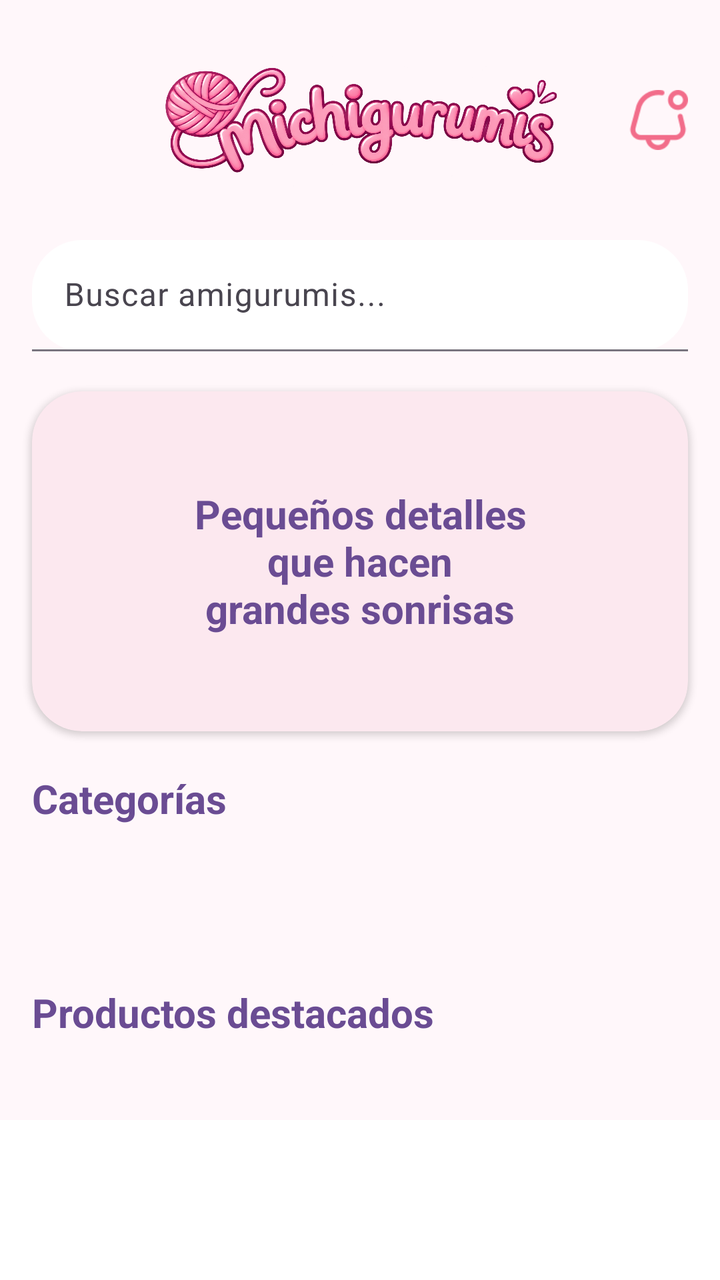
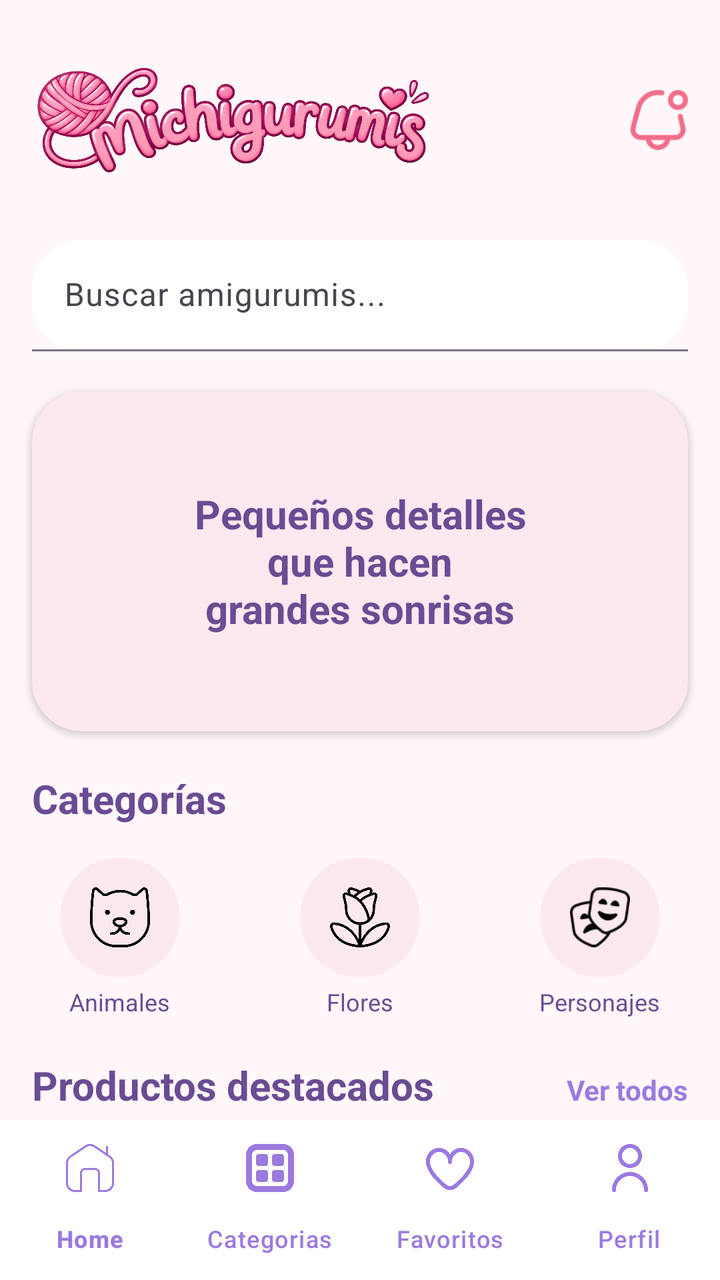

An Android layout rendered at two revisions. The XML below is the earlier revision; the diff shows what the commit changed to produce the second picture.
<!-- AndroidManifest.xml: application theme Theme.MisoftApp -->
<!-- res/layout/activity_home_buyer.xml -->
<?xml version="1.0" encoding="utf-8"?>
<androidx.constraintlayout.widget.ConstraintLayout xmlns:android="http://schemas.android.com/apk/res/android"
    android:layout_width="match_parent"
    android:layout_height="match_parent"
    android:background="#FFF7FA"
    xmlns:app="http://schemas.android.com/apk/res-auto">

        
        <ImageView
            android:id="@+id/imLogo"
            android:layout_width="200dp"
            android:layout_height="80dp"
            android:src="@drawable/logo_horizon"
            android:contentDescription="Logo Horizontal"
            app:layout_constraintTop_toTopOf="parent"
            app:layout_constraintStart_toStartOf="parent"
            app:layout_constraintEnd_toEndOf="parent"
            android:layout_marginTop="20dp"/>

        
    <ImageView
        android:id="@+id/imgNotification"
        android:layout_width="30dp"
        android:layout_height="30dp"
        android:layout_marginEnd="16dp"
        android:src="@drawable/notificacion_rosa"
        android:contentDescription="Notificaciones"
        android:scaleType="fitCenter"
        app:layout_constraintTop_toTopOf="@id/imLogo"
        app:layout_constraintBottom_toBottomOf="@id/imLogo"
        app:layout_constraintEnd_toEndOf="parent"/>

        
        <com.google.android.material.textfield.TextInputLayout
            android:id="@+id/tilBuscar"
            android:layout_width="0dp"
            android:layout_height="wrap_content"
            android:layout_marginStart="16dp"
            android:layout_marginTop="20dp"
            android:layout_marginEnd="16dp"
            app:boxBackgroundColor="#FFFFFF"
            app:boxBackgroundMode="filled"
            app:boxCornerRadiusBottomEnd="25dp"
            app:boxCornerRadiusBottomStart="25dp"
            app:boxCornerRadiusTopEnd="25dp"
            app:boxCornerRadiusTopStart="25dp"
            app:endIconDrawable="@android:drawable/ic_menu_search"
            app:layout_constraintTop_toBottomOf="@id/imLogo"
            app:layout_constraintStart_toStartOf="parent"
            app:layout_constraintEnd_toEndOf="parent">

            <com.google.android.material.textfield.TextInputEditText
                android:id="@+id/etBuscar"
                android:layout_width="match_parent"
                android:layout_height="wrap_content"
                android:hint="Buscar amigurumis..." />

        </com.google.android.material.textfield.TextInputLayout>

        
        <androidx.cardview.widget.CardView
            android:id="@+id/cardBanner"
            android:layout_width="0dp"
            android:layout_height="170dp"
            android:layout_marginStart="16dp"
            android:layout_marginTop="20dp"
            android:layout_marginEnd="16dp"
            app:cardCornerRadius="25dp"
            app:cardBackgroundColor="#FCE8EF"
            app:layout_constraintTop_toBottomOf="@id/tilBuscar"
            app:layout_constraintStart_toStartOf="parent"
            app:layout_constraintEnd_toEndOf="parent">

            <LinearLayout
                android:layout_width="match_parent"
                android:layout_height="match_parent"
                android:gravity="center"
                android:orientation="vertical">

                <TextView
                    android:layout_width="wrap_content"
                    android:layout_height="wrap_content"
                    android:text="Pequeños detalles\nque hacen\ngrandes sonrisas"
                    android:textAlignment="center"
                    android:textColor="#6A4C93"
                    android:textSize="20sp"
                    android:textStyle="bold"/>

            </LinearLayout>

        </androidx.cardview.widget.CardView>

        
        <TextView
            android:id="@+id/txtCategorias"
            android:layout_width="wrap_content"
            android:layout_height="wrap_content"
            android:text="Categorías"
            android:textColor="#6A4C93"
            android:textSize="20sp"
            android:textStyle="bold"
            app:layout_constraintTop_toBottomOf="@id/cardBanner"
            app:layout_constraintStart_toStartOf="parent"
            android:layout_marginStart="16dp"
            android:layout_marginTop="20dp"/>

        
        <TextView
            android:id="@+id/txtDestacados"
            android:layout_width="wrap_content"
            android:layout_height="wrap_content"
            android:text="Productos destacados"
            android:textColor="#6A4C93"
            android:textSize="20sp"
            android:textStyle="bold"
            app:layout_constraintTop_toBottomOf="@id/txtCategorias"
            app:layout_constraintStart_toStartOf="parent"
            android:layout_marginStart="16dp"
            android:layout_marginTop="80dp"/>

        
        <com.google.android.material.bottomnavigation.BottomNavigationView
            android:id="@+id/bottomNavigation"
            android:layout_width="0dp"
            android:layout_height="wrap_content"
            android:background="#FFFFFF"
            app:itemIconTint="#9B7AE0"
            app:itemTextColor="#9B7AE0"
            app:layout_constraintBottom_toBottomOf="parent"
            app:layout_constraintStart_toStartOf="parent"
            app:layout_constraintEnd_toEndOf="parent"/>

</androidx.constraintlayout.widget.ConstraintLayout>
<!-- resources referenced by this layout -->
<resources>
  <!-- drawable logo_horizon: png bitmap (drawable, 983033 bytes) -->
  <!-- drawable notificacion_rosa: png bitmap (drawable, 2555 bytes) -->
  <style name="Theme.MisoftApp" parent="Base.Theme.MisoftApp" />
  <style name="Base.Theme.MisoftApp" parent="Theme.Material3.DayNight.NoActionBar">
          
          
      </style>
</resources>

<!-- the commit's change to res/layout/activity_home_buyer.xml (unified diff, before → after) -->
@@ -1,133 +1,455 @@
 <?xml version="1.0" encoding="utf-8"?>
 <androidx.constraintlayout.widget.ConstraintLayout xmlns:android="http://schemas.android.com/apk/res/android"
+    xmlns:tools="http://schemas.android.com/tools"
     android:layout_width="match_parent"
     android:layout_height="match_parent"
     android:background="#FFF7FA"
     xmlns:app="http://schemas.android.com/apk/res-auto">
 
-        
-        <ImageView
-            android:id="@+id/imLogo"
-            android:layout_width="200dp"
-            android:layout_height="80dp"
-            android:src="@drawable/logo_horizon"
-            android:contentDescription="Logo Horizontal"
-            app:layout_constraintTop_toTopOf="parent"
-            app:layout_constraintStart_toStartOf="parent"
-            app:layout_constraintEnd_toEndOf="parent"
-            android:layout_marginTop="20dp"/>
-
-        
-    <ImageView
-        android:id="@+id/imgNotification"
-        android:layout_width="30dp"
-        android:layout_height="30dp"
-        android:layout_marginEnd="16dp"
-        android:src="@drawable/notificacion_rosa"
-        android:contentDescription="Notificaciones"
-        android:scaleType="fitCenter"
-        app:layout_constraintTop_toTopOf="@id/imLogo"
-        app:layout_constraintBottom_toBottomOf="@id/imLogo"
-        app:layout_constraintEnd_toEndOf="parent"/>
-
-        
-        <com.google.android.material.textfield.TextInputLayout
-            android:id="@+id/tilBuscar"
-            android:layout_width="0dp"
+    <androidx.core.widget.NestedScrollView
+        android:id="@+id/scrollHome"
+        android:layout_width="match_parent"
+        android:layout_height="0dp"
+        android:fillViewport="true"
+        app:layout_constraintTop_toTopOf="parent"
+        app:layout_constraintBottom_toBottomOf="parent">
+
+        <LinearLayout
+            android:layout_width="match_parent"
             android:layout_height="wrap_content"
-            android:layout_marginStart="16dp"
-            android:layout_marginTop="20dp"
-            android:layout_marginEnd="16dp"
-            app:boxBackgroundColor="#FFFFFF"
-            app:boxBackgroundMode="filled"
-            app:boxCornerRadiusBottomEnd="25dp"
-            app:boxCornerRadiusBottomStart="25dp"
-            app:boxCornerRadiusTopEnd="25dp"
-            app:boxCornerRadiusTopStart="25dp"
-            app:endIconDrawable="@android:drawable/ic_menu_search"
-            app:layout_constraintTop_toBottomOf="@id/imLogo"
-            app:layout_constraintStart_toStartOf="parent"
-            app:layout_constraintEnd_toEndOf="parent">
-
-            <com.google.android.material.textfield.TextInputEditText
-                android:id="@+id/etBuscar"
-                android:layout_width="match_parent"
-                android:layout_height="wrap_content"
-                android:hint="Buscar amigurumis..." />
-
-        </com.google.android.material.textfield.TextInputLayout>
-
-        
-        <androidx.cardview.widget.CardView
-            android:id="@+id/cardBanner"
-            android:layout_width="0dp"
-            android:layout_height="170dp"
-            android:layout_marginStart="16dp"
-            android:layout_marginTop="20dp"
-            android:layout_marginEnd="16dp"
-            app:cardCornerRadius="25dp"
-            app:cardBackgroundColor="#FCE8EF"
-            app:layout_constraintTop_toBottomOf="@id/tilBuscar"
-            app:layout_constraintStart_toStartOf="parent"
-            app:layout_constraintEnd_toEndOf="parent">
+            android:orientation="vertical">
+
 
             <LinearLayout
                 android:layout_width="match_parent"
-                android:layout_height="match_parent"
+                android:layout_height="wrap_content"
+                android:layout_marginTop="20dp"
+                android:paddingStart="16dp"
+                android:paddingEnd="16dp"
+                android:orientation="horizontal">
+
+                <ImageView
+                    android:id="@+id/imLogo"
+                    android:layout_width="200dp"
+                    android:layout_height="80dp"
+                    android:src="@drawable/logo_horizon"
+                    android:contentDescription="Logo Horizontal" />
+
+                <Space
+                    android:layout_width="0dp"
+                    android:layout_height="1dp"
+                    android:layout_weight="1" />
+
+                <ImageView
+                    android:id="@+id/imgNotification"
+                    android:layout_width="30dp"
+                    android:layout_height="30dp"
+                    android:layout_gravity="center_vertical"
+                    android:src="@drawable/notificacion_rosa"
+                    android:contentDescription="Notificaciones"
+                    android:scaleType="fitCenter" />
+
+            </LinearLayout>
+
+            
+
+            <com.google.android.material.textfield.TextInputLayout
+                android:id="@+id/tilBuscar"
+                android:layout_width="match_parent"
+                android:layout_height="wrap_content"
+                android:layout_marginStart="16dp"
+                android:layout_marginTop="20dp"
+                android:layout_marginEnd="16dp"
+                app:boxBackgroundColor="#FFFFFF"
+                app:boxBackgroundMode="filled"
+                app:boxCornerRadiusBottomEnd="25dp"
+                app:boxCornerRadiusBottomStart="25dp"
+                app:boxCornerRadiusTopEnd="25dp"
+                app:boxCornerRadiusTopStart="25dp"
+                app:endIconDrawable="@android:drawable/ic_menu_search">
+
+                <com.google.android.material.textfield.TextInputEditText
+                    android:id="@+id/etBuscar"
+                    android:layout_width="match_parent"
+                    android:layout_height="wrap_content"
+                    android:hint="Buscar amigurumis..." />
+
+            </com.google.android.material.textfield.TextInputLayout>
+
+            
+            <androidx.cardview.widget.CardView
+                android:id="@+id/cardBanner"
+                android:layout_width="match_parent"
+                android:layout_height="170dp"
+                android:layout_marginStart="16dp"
+                android:layout_marginTop="20dp"
+                android:layout_marginEnd="16dp"
+                app:cardCornerRadius="25dp"
+                app:cardBackgroundColor="#FCE8EF">
+
+                <LinearLayout
+                    android:layout_width="match_parent"
+                    android:layout_height="match_parent"
+                    android:gravity="center"
+                    android:orientation="vertical">
+
+                    <TextView
+                        android:layout_width="wrap_content"
+                        android:layout_height="wrap_content"
+                        android:text="Pequeños detalles\nque hacen\ngrandes sonrisas"
+                        android:textAlignment="center"
+                        android:textColor="#6A4C93"
+                        android:textSize="20sp"
+                        android:textStyle="bold"/>
+
+                </LinearLayout>
+
+            </androidx.cardview.widget.CardView>
+
+            
+            <TextView
+                android:id="@+id/txtCategorias"
+                android:layout_width="wrap_content"
+                android:layout_height="wrap_content"
+                android:layout_marginStart="16dp"
+                android:layout_marginTop="20dp"
+                android:text="Categorías"
+                android:textColor="#6A4C93"
+                android:textSize="20sp"
+                android:textStyle="bold" />
+
+            <LinearLayout
+                android:id="@+id/layoutCategorias"
+                android:layout_width="match_parent"
+                android:layout_height="wrap_content"
+                android:layout_marginTop="16dp"
                 android:gravity="center"
-                android:orientation="vertical">
+                android:orientation="horizontal"
+                android:weightSum="3">
+
+                
+                <LinearLayout
+                    android:layout_width="0dp"
+                    android:layout_height="wrap_content"
+                    android:layout_weight="1"
+                    android:gravity="center"
+                    android:orientation="vertical">
+
+                    <ImageView
+                        android:layout_width="60dp"
+                        android:layout_height="60dp"
+                        android:background="@drawable/circle_category"
+                        android:padding="15dp"
+                        android:src="@drawable/cabeza_de_gato" />
+
+                    <TextView
+                        android:layout_width="wrap_content"
+                        android:layout_height="wrap_content"
+                        android:layout_marginTop="4dp"
+                        android:text="Animales"
+                        android:textColor="#6A4C93"
+                        android:textSize="12sp" />
+
+                </LinearLayout>
+
+                
+                <LinearLayout
+                    android:layout_width="0dp"
+                    android:layout_height="wrap_content"
+                    android:layout_weight="1"
+                    android:gravity="center"
+                    android:orientation="vertical">
+
+                    <ImageView
+                        android:layout_width="60dp"
+                        android:layout_height="60dp"
+                        android:background="@drawable/circle_category"
+                        android:padding="15dp"
+                        android:src="@drawable/rosa" />
+
+                    <TextView
+                        android:layout_width="wrap_content"
+                        android:layout_height="wrap_content"
+                        android:layout_marginTop="4dp"
+                        android:text="Flores"
+                        android:textColor="#6A4C93"
+                        android:textSize="12sp" />
+
+                </LinearLayout>
+
+                
+                <LinearLayout
+                    android:layout_width="0dp"
+                    android:layout_height="wrap_content"
+                    android:layout_weight="1"
+                    android:gravity="center"
+                    android:orientation="vertical">
+
+                    <ImageView
+                        android:layout_width="60dp"
+                        android:layout_height="60dp"
+                        android:background="@drawable/circle_category"
+                        android:padding="15dp"
+                        android:src="@drawable/mascaras_de_teatro" />
+
+                    <TextView
+                        android:layout_width="wrap_content"
+                        android:layout_height="wrap_content"
+                        android:layout_marginTop="4dp"
+                        android:text="Personajes"
+                        android:textColor="#6A4C93"
+                        android:textSize="12sp" />
+
+                </LinearLayout>
+
+            </LinearLayout>
+
+            
+
+            <LinearLayout
+                android:layout_width="match_parent"
+                android:layout_height="wrap_content"
+                android:layout_marginTop="20dp"
+                android:paddingStart="16dp"
+                android:paddingEnd="16dp"
+                android:orientation="horizontal">
 
                 <TextView
-                    android:layout_width="wrap_content"
-                    android:layout_height="wrap_content"
-                    android:text="Pequeños detalles\nque hacen\ngrandes sonrisas"
-                    android:textAlignment="center"
+                    android:id="@+id/txtDestacados"
+                    android:layout_width="0dp"
+                    android:layout_height="wrap_content"
+                    android:layout_weight="1"
+                    android:text="Productos destacados"
                     android:textColor="#6A4C93"
                     android:textSize="20sp"
-                    android:textStyle="bold"/>
+                    android:textStyle="bold" />
+
+                <TextView
+                    android:id="@+id/txtVerTodos"
+                    android:layout_width="wrap_content"
+                    android:layout_height="wrap_content"
+                    android:text="Ver todos"
+                    android:textColor="#9B7AE0"
+                    android:textSize="14sp"
+                    android:textStyle="bold" />
 
             </LinearLayout>
 
-        </androidx.cardview.widget.CardView>
-
-        
-        <TextView
-            android:id="@+id/txtCategorias"
-            android:layout_width="wrap_content"
-            android:layout_height="wrap_content"
-            android:text="Categorías"
-            android:textColor="#6A4C93"
-            android:textSize="20sp"
-            android:textStyle="bold"
-            app:layout_constraintTop_toBottomOf="@id/cardBanner"
-            app:layout_constraintStart_toStartOf="parent"
-            android:layout_marginStart="16dp"
-            android:layout_marginTop="20dp"/>
-
-        
-        <TextView
-            android:id="@+id/txtDestacados"
-            android:layout_width="wrap_content"
-            android:layout_height="wrap_content"
-            android:text="Productos destacados"
-            android:textColor="#6A4C93"
-            android:textSize="20sp"
-            android:textStyle="bold"
-            app:layout_constraintTop_toBottomOf="@id/txtCategorias"
-            app:layout_constraintStart_toStartOf="parent"
-            android:layout_marginStart="16dp"
-            android:layout_marginTop="80dp"/>
-
-        
-        <com.google.android.material.bottomnavigation.BottomNavigationView
-            android:id="@+id/bottomNavigation"
-            android:layout_width="0dp"
-            android:layout_height="wrap_content"
-            android:background="#FFFFFF"
-            app:itemIconTint="#9B7AE0"
-            app:itemTextColor="#9B7AE0"
-            app:layout_constraintBottom_toBottomOf="parent"
-            app:layout_constraintStart_toStartOf="parent"
-            app:layout_constraintEnd_toEndOf="parent"/>
+
+
+            <LinearLayout
+                android:id="@+id/layoutProductos"
+                android:layout_width="match_parent"
+                android:layout_height="wrap_content"
+                android:layout_marginTop="16dp"
+                android:orientation="vertical"
+                android:paddingStart="16dp"
+                android:paddingEnd="16dp">
+
+                
+                <LinearLayout
+                    android:layout_width="match_parent"
+                    android:layout_height="wrap_content"
+                    android:orientation="horizontal">
+
+                    
+                    <androidx.cardview.widget.CardView
+                        android:layout_width="0dp"
+                        android:layout_height="240dp"
+                        android:layout_weight="1"
+                        android:layout_margin="4dp"
+                        app:cardCornerRadius="20dp"
+                        app:cardElevation="4dp">
+
+                        <LinearLayout
+                            android:layout_width="match_parent"
+                            android:layout_height="match_parent"
+                            android:orientation="vertical">
+
+                            <ImageView
+                                android:layout_width="match_parent"
+                                android:layout_height="150dp"
+                                android:scaleType="centerCrop"
+                                android:src="@drawable/gerberas" />
+
+                            <TextView
+                                android:layout_width="wrap_content"
+                                android:layout_height="wrap_content"
+                                android:padding="8dp"
+                                android:text="Gerberas"
+                                android:textColor="#6A4C93"
+                                android:textSize="16sp"
+                                android:textStyle="bold" />
+
+                            <TextView
+                                android:layout_width="wrap_content"
+                                android:layout_height="wrap_content"
+                                android:paddingStart="8dp"
+                                android:text="$35.000"
+                                android:textColor="#D46AA7"
+                                android:textStyle="bold" />
+
+                        </LinearLayout>
+
+                    </androidx.cardview.widget.CardView>
+
+                    
+                    <androidx.cardview.widget.CardView
+                        android:layout_width="0dp"
+                        android:layout_height="240dp"
+                        android:layout_weight="1"
+                        android:layout_margin="4dp"
+                        app:cardCornerRadius="20dp"
+                        app:cardElevation="4dp">
+
+                        <LinearLayout
+                            android:layout_width="match_parent"
+                            android:layout_height="match_parent"
+                            android:orientation="vertical">
+
+                            <ImageView
+                                android:layout_width="match_parent"
+                                android:layout_height="150dp"
+                                android:scaleType="centerCrop"
+                                android:src="@drawable/goku" />
+
+                            <TextView
+                                android:layout_width="wrap_content"
+                                android:layout_height="wrap_content"
+                                android:padding="8dp"
+                                android:text="Goku"
+                                android:textColor="#6A4C93"
+                                android:textSize="16sp"
+                                android:textStyle="bold" />
+
+                            <TextView
+                                android:layout_width="wrap_content"
+                                android:layout_height="wrap_content"
+                                android:paddingStart="8dp"
+                                android:text="$60.000"
+                                android:textColor="#D46AA7"
+                                android:textStyle="bold" />
+
+                        </LinearLayout>
+
+                    </androidx.cardview.widget.CardView>
+
+                </LinearLayout>
+
+                
+                <LinearLayout
+                    android:layout_width="match_parent"
+                    android:layout_height="wrap_content"
+                    android:layout_marginTop="8dp"
+                    android:orientation="horizontal">
+
+                    
+                    <androidx.cardview.widget.CardView
+                        android:layout_width="0dp"
+                        android:layout_height="240dp"
+                        android:layout_weight="1"
+                        android:layout_margin="4dp"
+                        app:cardCornerRadius="20dp"
+                        app:cardElevation="4dp">
+
+                        <LinearLayout
+                            android:layout_width="match_parent"
+                            android:layout_height="match_parent"
+                            android:orientation="vertical">
+
+                            <ImageView
+                                android:layout_width="match_parent"
+                                android:layout_height="150dp"
+                                android:scaleType="centerCrop"
+                                android:src="@drawable/naruto" />
+
+                            <TextView
+                                android:layout_width="wrap_content"
+                                android:layout_height="wrap_content"
+                                android:padding="8dp"
+                                android:text="Naruto"
+                                android:textColor="#6A4C93"
+                                android:textSize="16sp"
+                                android:textStyle="bold" />
+
+                            <TextView
+                                android:layout_width="wrap_content"
+                                android:layout_height="wrap_content"
+                                android:paddingStart="8dp"
+                                android:text="$55.000"
+                                android:textColor="#D46AA7"
+                                android:textStyle="bold" />
+
+                        </LinearLayout>
+
+                    </androidx.cardview.widget.CardView>
+
+                    
+                    <androidx.cardview.widget.CardView
+                        android:layout_width="0dp"
+                        android:layout_height="240dp"
+                        android:layout_weight="1"
+                        android:layout_margin="4dp"
+                        app:cardCornerRadius="20dp"
+                        app:cardElevation="4dp">
+
+                        <LinearLayout
+                            android:layout_width="match_parent"
+                            android:layout_height="match_parent"
+                            android:orientation="vertical">
+
+                            <ImageView
+                                android:layout_width="match_parent"
+                                android:layout_height="150dp"
+                                android:scaleType="centerCrop"
+                                android:src="@drawable/perrito" />
+
+                            <TextView
+                                android:layout_width="wrap_content"
+                                android:layout_height="wrap_content"
+                                android:padding="8dp"
+                                android:text="Perrito"
+                                android:textColor="#6A4C93"
+                                android:textSize="16sp"
+                                android:textStyle="bold" />
+
+                            <TextView
+                                android:layout_width="wrap_content"
+                                android:layout_height="wrap_content"
+                                android:paddingStart="8dp"
+                                android:text="$40.000"
+                                android:textColor="#D46AA7"
+                                android:textStyle="bold" />
+
+                        </LinearLayout>
+
+                    </androidx.cardview.widget.CardView>
+
+                </LinearLayout>
+
+                <Space
+                    android:layout_width="match_parent"
+                    android:layout_height="100dp" />
+
+            </LinearLayout>
+
+        </LinearLayout>
+
+
+
+    </androidx.core.widget.NestedScrollView>
+
+    <com.google.android.material.bottomnavigation.BottomNavigationView
+        android:id="@+id/bottomNavigation"
+        android:layout_width="0dp"
+        android:layout_height="wrap_content"
+        android:background="#FFFFFF"
+        app:menu="@menu/bottom_nav_menu"
+        app:itemIconTint="#9B7AE0"
+        app:itemTextColor="#9B7AE0"
+        app:labelVisibilityMode="labeled"
+        app:layout_constraintBottom_toBottomOf="parent"
+        app:layout_constraintStart_toStartOf="parent"
+        app:layout_constraintEnd_toEndOf="parent" />
 
 </androidx.constraintlayout.widget.ConstraintLayout>
<!-- resource entries referenced after the edit -->
@@ -1,7 +1,20 @@
 <!-- resources referenced by this layout -->
 <resources>
+  <!-- drawable cabeza_de_gato: png bitmap (drawable, 18182 bytes) -->
+  <!-- drawable circle_category (drawable) -->
+  <?xml version="1.0" encoding="utf-8"?>
+  <shape xmlns:android="http://schemas.android.com/apk/res/android">
+          <solid android:color="#FCE8EF"/>
+          <corners android:radius="100dp"/>
+      </shape>
+  <!-- drawable gerberas: png bitmap (drawable, 439418 bytes) -->
+  <!-- drawable goku: png bitmap (drawable, 198771 bytes) -->
   <!-- drawable logo_horizon: png bitmap (drawable, 983033 bytes) -->
+  <!-- drawable mascaras_de_teatro: png bitmap (drawable, 2090 bytes) -->
+  <!-- drawable naruto: png bitmap (drawable, 500669 bytes) -->
   <!-- drawable notificacion_rosa: png bitmap (drawable, 2555 bytes) -->
+  <!-- drawable perrito: png bitmap (drawable, 431643 bytes) -->
+  <!-- drawable rosa: png bitmap (drawable, 22293 bytes) -->
   <style name="Theme.MisoftApp" parent="Base.Theme.MisoftApp" />
   <style name="Base.Theme.MisoftApp" parent="Theme.Material3.DayNight.NoActionBar">
           
